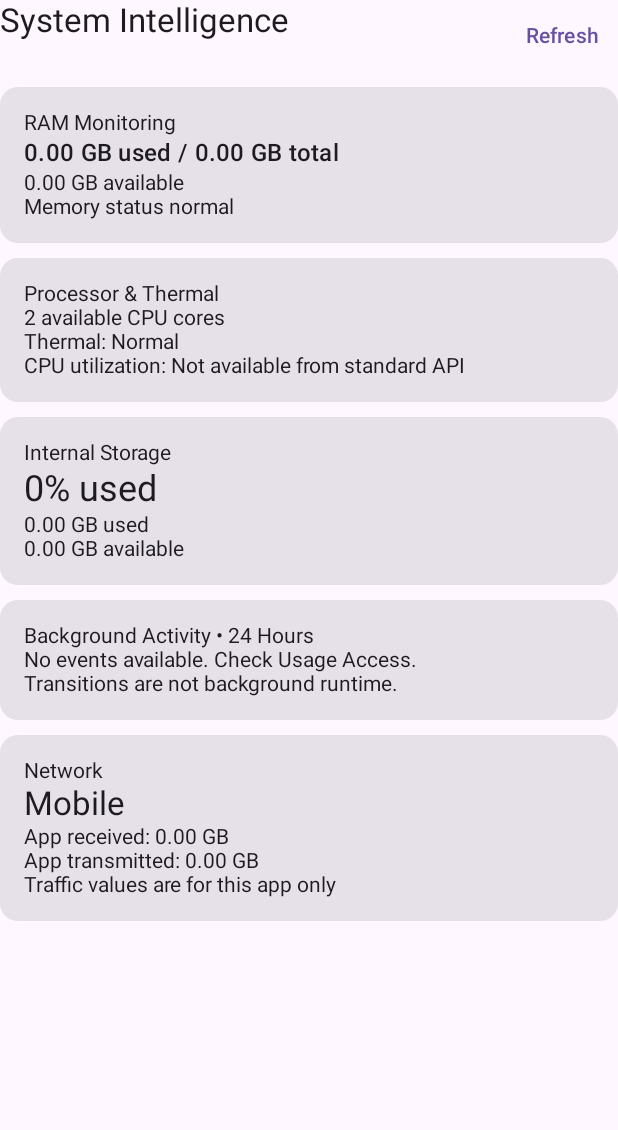
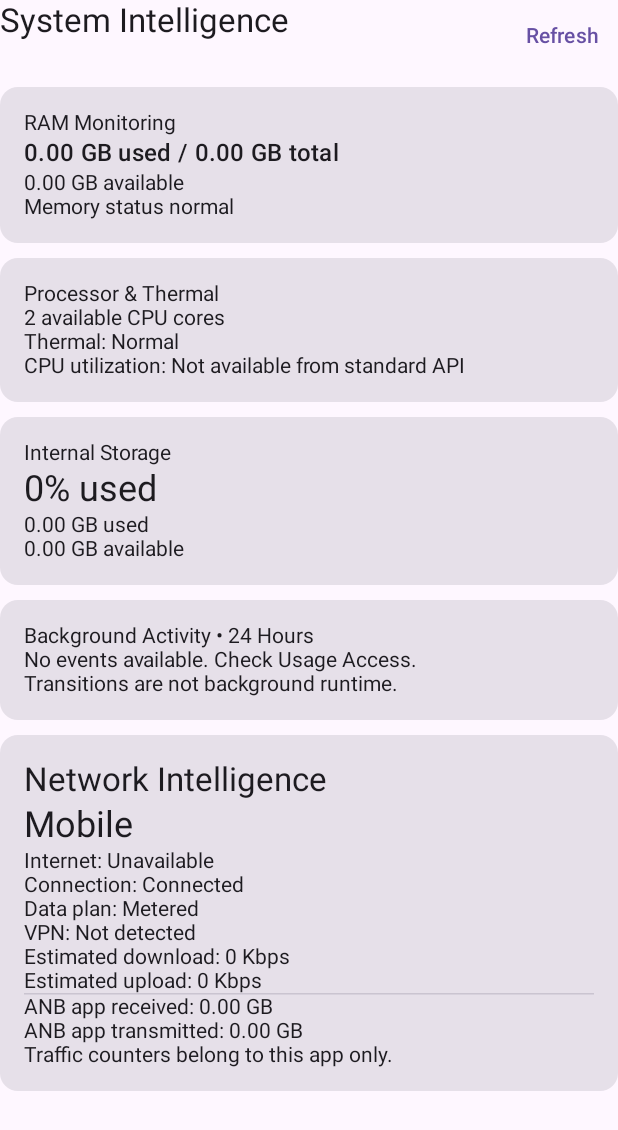
Before and after one commit to anbsolution/Device-manager, an Android app built with Jetpack Compose: the composable SystemMetricsPanel shown on its own in the app's theme, on a phone screen of 412 x 824 dp. Shown: the top 1130 px of the screen. Run offline under Robolectric (Android 15) with nearby library versions, the phone set to English and light mode, and no system bars.

Commit message:
Add Phase 6 network intelligence diagnostics

```diff
--- a/app/build.gradle.kts
+++ b/app/build.gradle.kts
@@ -13,8 +13,8 @@ android {
         applicationId = "com.anb.devicemanager"
         minSdk = 26
         targetSdk = 35
-        versionCode = 3
-        versionName = "1.2.0"
+        versionCode = 4
+        versionName = "1.3.0"
     }
 
     compileOptions {
--- a/app/src/main/java/com/anb/devicemanager/monitoring/NetworkMonitor.kt
+++ b/app/src/main/java/com/anb/devicemanager/monitoring/NetworkMonitor.kt
@@ -10,7 +10,13 @@ data class NetworkInfo(
     val connected: Boolean,
     val connectionType: String,
     val receivedBytes: Long,
-    val transmittedBytes: Long
+    val transmittedBytes: Long,
+    val internetConfigured: Boolean,
+    val internetValidated: Boolean,
+    val metered: Boolean,
+    val downloadKbps: Int,
+    val uploadKbps: Int,
+    val vpnActive: Boolean
 )
 
 class NetworkMonitor(private val context: Context) {
@@ -21,21 +27,20 @@ class NetworkMonitor(private val context: Context) {
         ) as ConnectivityManager
 
         val network = manager.activeNetwork
-        val capabilities = network?.let {
+        val caps = network?.let {
             manager.getNetworkCapabilities(it)
         }
 
+        val vpn = caps?.hasTransport(
+            NetworkCapabilities.TRANSPORT_VPN
+        ) == true
+
         val type = when {
-            capabilities == null -> "Disconnected"
-            capabilities.hasTransport(
-                NetworkCapabilities.TRANSPORT_WIFI
-            ) -> "Wi-Fi"
-            capabilities.hasTransport(
-                NetworkCapabilities.TRANSPORT_CELLULAR
-            ) -> "Mobile"
-            capabilities.hasTransport(
-                NetworkCapabilities.TRANSPORT_ETHERNET
-            ) -> "Ethernet"
+            caps == null -> "Disconnected"
+            vpn -> "VPN"
+            caps.hasTransport(NetworkCapabilities.TRANSPORT_WIFI) -> "Wi-Fi"
+            caps.hasTransport(NetworkCapabilities.TRANSPORT_CELLULAR) -> "Mobile"
+            caps.hasTransport(NetworkCapabilities.TRANSPORT_ETHERNET) -> "Ethernet"
             else -> "Other"
         }
 
@@ -43,10 +48,20 @@ class NetworkMonitor(private val context: Context) {
         val tx = TrafficStats.getUidTxBytes(Process.myUid())
 
         return NetworkInfo(
-            connected = capabilities != null,
+            connected = caps != null,
             connectionType = type,
             receivedBytes = rx.coerceAtLeast(0),
-            transmittedBytes = tx.coerceAtLeast(0)
+            transmittedBytes = tx.coerceAtLeast(0),
+            internetConfigured = caps?.hasCapability(
+                NetworkCapabilities.NET_CAPABILITY_INTERNET
+            ) == true,
+            internetValidated = caps?.hasCapability(
+                NetworkCapabilities.NET_CAPABILITY_VALIDATED
+            ) == true,
+            metered = manager.isActiveNetworkMetered,
+            downloadKbps = caps?.linkDownstreamBandwidthKbps ?: 0,
+            uploadKbps = caps?.linkUpstreamBandwidthKbps ?: 0,
+            vpnActive = vpn
         )
     }
 }
--- a/app/src/main/java/com/anb/devicemanager/ui/SystemMetricsPanel.kt
+++ b/app/src/main/java/com/anb/devicemanager/ui/SystemMetricsPanel.kt
@@ -140,27 +140,57 @@ fun SystemMetricsPanel(context: Context) {
 
         Card(modifier = Modifier.fillMaxWidth()) {
             Column(Modifier.padding(16.dp)) {
-                Text("Network")
+                Text("Network Intelligence",
+                    style = MaterialTheme.typography.titleLarge)
+
                 Text(
                     network?.connectionType ?: "Unavailable",
-                    style = MaterialTheme.typography.titleLarge
+                    style = MaterialTheme.typography.headlineSmall
                 )
+
                 Text(
-                    "App received: ${
-                        network?.let {
-                            formatBytes(it.receivedBytes)
-                        } ?: "Unavailable"
-                    }"
+                    if (network?.internetValidated == true)
+                        "Internet: Validated"
+                    else if (network?.internetConfigured == true)
+                        "Internet: Not validated"
+                    else "Internet: Unavailable"
                 )
+
                 Text(
-                    "App transmitted: ${
-                        network?.let {
-                            formatBytes(it.transmittedBytes)
-                        } ?: "Unavailable"
-                    }"
+                    "Connection: " +
+                        if (network?.connected == true) "Connected"
+                        else "Disconnected"
                 )
-                Text("Traffic values are for this app only")
+
+                Text(
+                    "Data plan: " +
+                        if (network?.metered == true) "Metered"
+                        else "Unmetered / Unknown"
+                )
+
+                Text("VPN: ${
+                    if (network?.vpnActive == true) "Active" else "Not detected"
+                }")
+
+                Text("Estimated download: ${
+                    network?.downloadKbps?.let { "$it Kbps" } ?: "Unavailable"
+                }")
+
+                Text("Estimated upload: ${
+                    network?.uploadKbps?.let { "$it Kbps" } ?: "Unavailable"
+                }")
+
+                HorizontalDivider()
+
+                Text("ANB app received: ${
+                    network?.let { formatBytes(it.receivedBytes) } ?: "Unavailable"
+                }")
+
+                Text("ANB app transmitted: ${
+                    network?.let { formatBytes(it.transmittedBytes) } ?: "Unavailable"
+                }")
+
+                Text("Traffic counters belong to this app only.")
             }
-        }
-    }
+        }    }
 }
```
